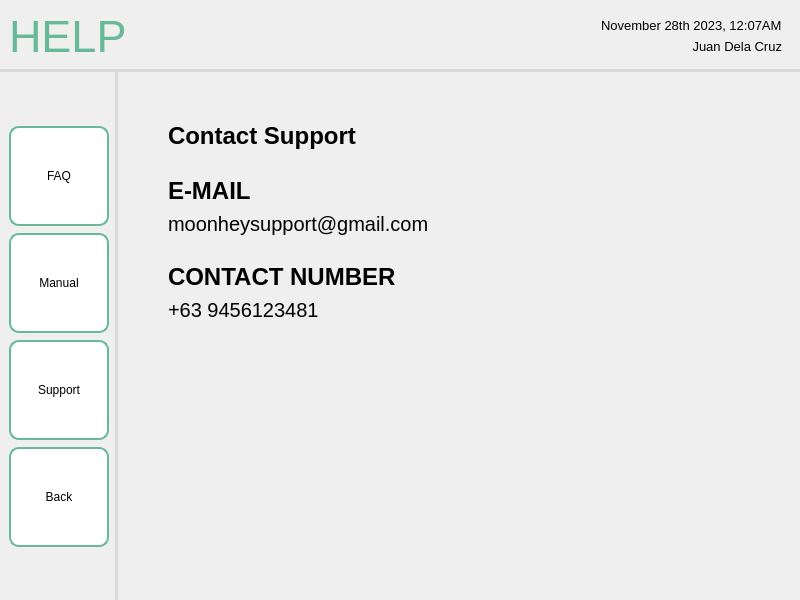
Before: the Qt Designer form screens/ui/help/help_support.ui in sehae/POS-with-Inventory-System, drawn with Qt 5.
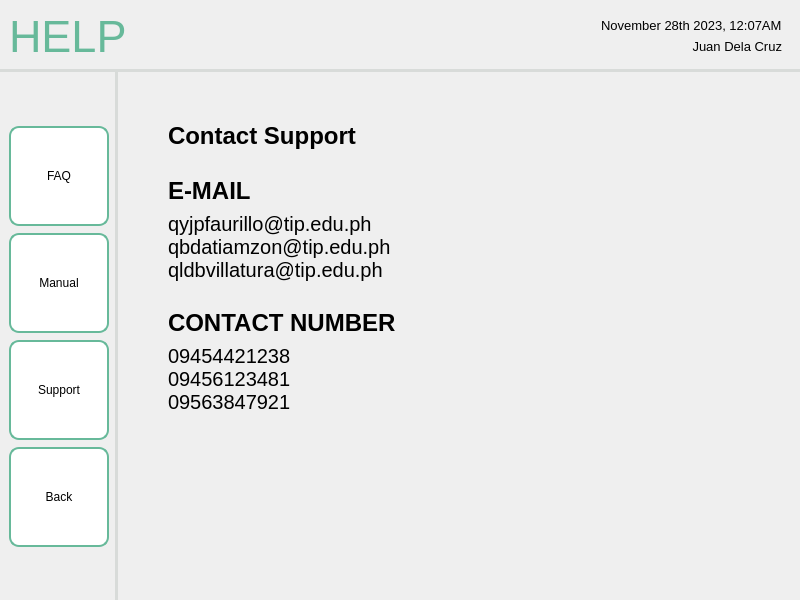
After: the same form once the commit is applied. Icons and pictures are not drawn.

The edit to the form file:
```diff
--- a/screens/ui/help/help_support.ui
+++ b/screens/ui/help/help_support.ui
@@ -456,7 +456,9 @@
                 </font>
                </property>
                <property name="text">
-                <string>moonheysupport@gmail.com</string>
+                <string>qyjpfaurillo@tip.edu.ph
+qbdatiamzon@tip.edu.ph
+qldbvillatura@tip.edu.ph</string>
                </property>
               </widget>
              </item>
@@ -497,7 +499,9 @@
                 </font>
                </property>
                <property name="text">
-                <string>+63 9456123481</string>
+                <string>09454421238
+09456123481
+09563847921</string>
                </property>
               </widget>
              </item>
```
Left out of the diff: 4 changed lines with no effect on the pictures.
